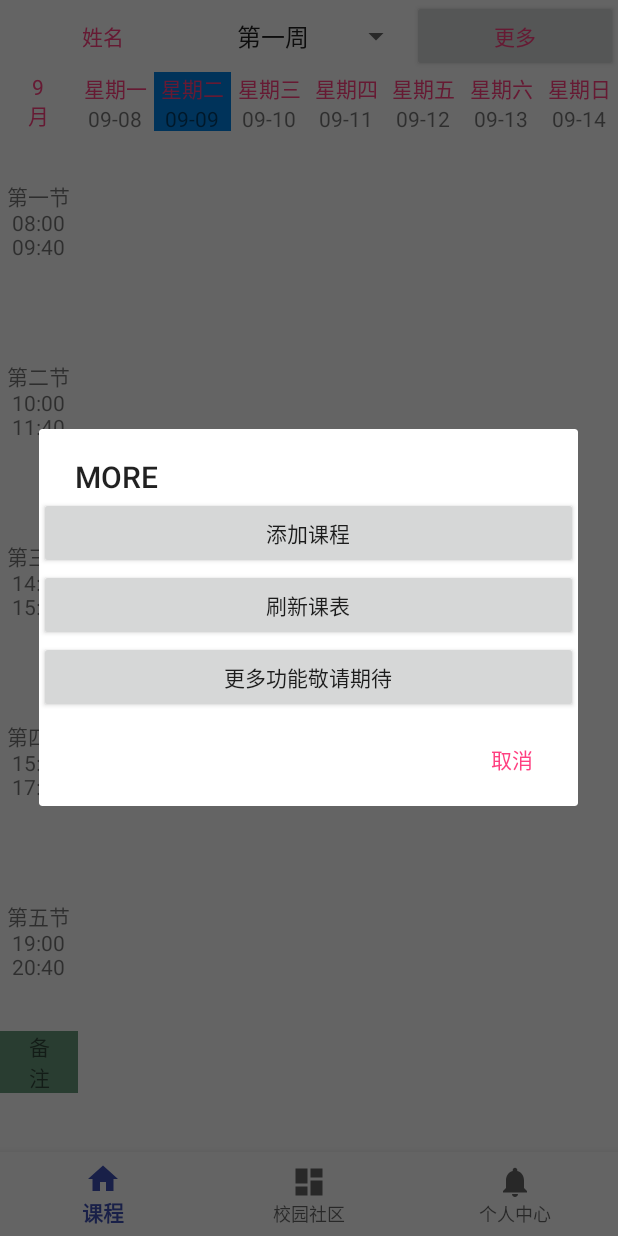
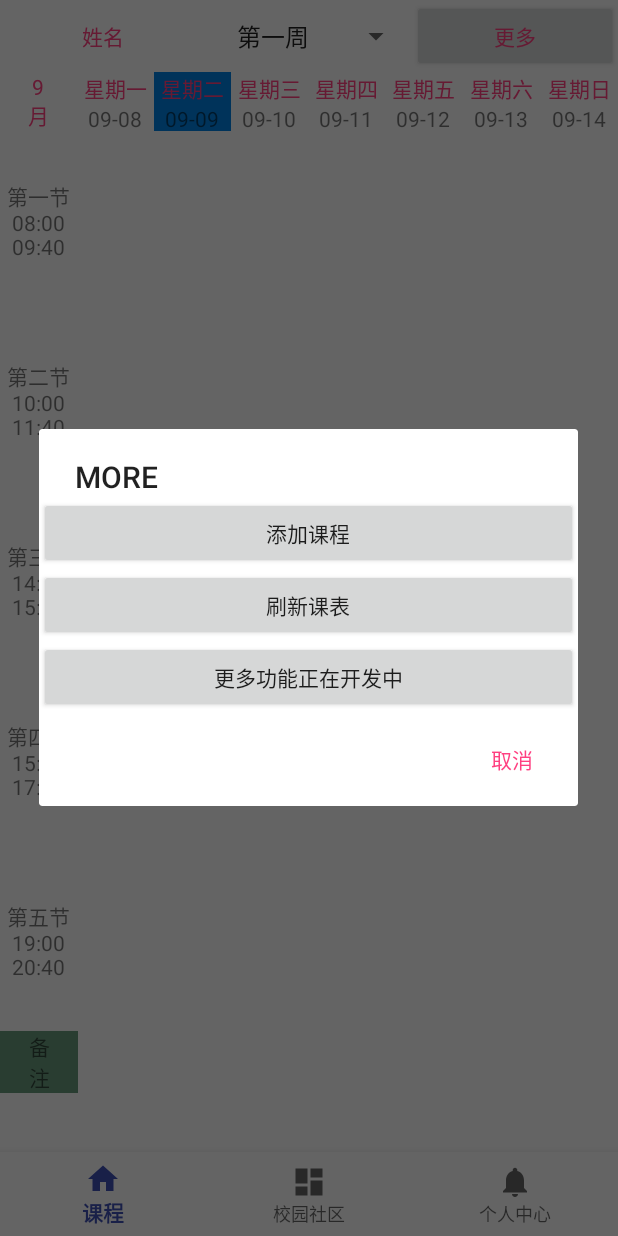
Before and after one commit to passenger428/Focus, an Android app: the HomeFragment screen opened directly, with no data from a screen before it, after a tap on "更多", on a phone screen of 412 x 824 dp. Run offline under Robolectric (Android 15) with nearby library versions, the phone set to English and light mode, and no system bars; our stand-ins replace navigation-ui.

Commit message:
small change

```diff
--- a/app/src/main/res/layout/dialog_class_button_more.xml
+++ b/app/src/main/res/layout/dialog_class_button_more.xml
@@ -6,14 +6,14 @@
         android:id="@+id/class_button_addclass"
         android:layout_width="match_parent"
         android:layout_height="wrap_content"
-        android:text="添加课程"/>
+        android:text="@string/add_class"/>
     <Button
         android:id="@+id/class_button_fresh"
         android:layout_width="match_parent"
         android:layout_height="wrap_content"
-        android:text="刷新课表"/>
+        android:text="@string/refresh_schedule"/>
     <Button
         android:layout_width="match_parent"
         android:layout_height="wrap_content"
-        android:text="更多功能敬请期待"/>
+        android:text="@string/more_functions"/>
 </LinearLayout>
--- a/app/src/main/res/values/strings.xml
+++ b/app/src/main/res/values/strings.xml
@@ -10,6 +10,9 @@
     <string name="title_home">课程</string>
     <string name="title_dashboard">校园社区</string>
     <string name="title_notifications">个人中心</string>
+    <string name="add_class">添加课程</string>
+    <string name="refresh_schedule">刷新课表</string>
+    <string name="more_functions">更多功能正在开发中</string>
     <string-array name="class_weekends">
         <item>第一周</item>
         <item>第二周</item>
```
